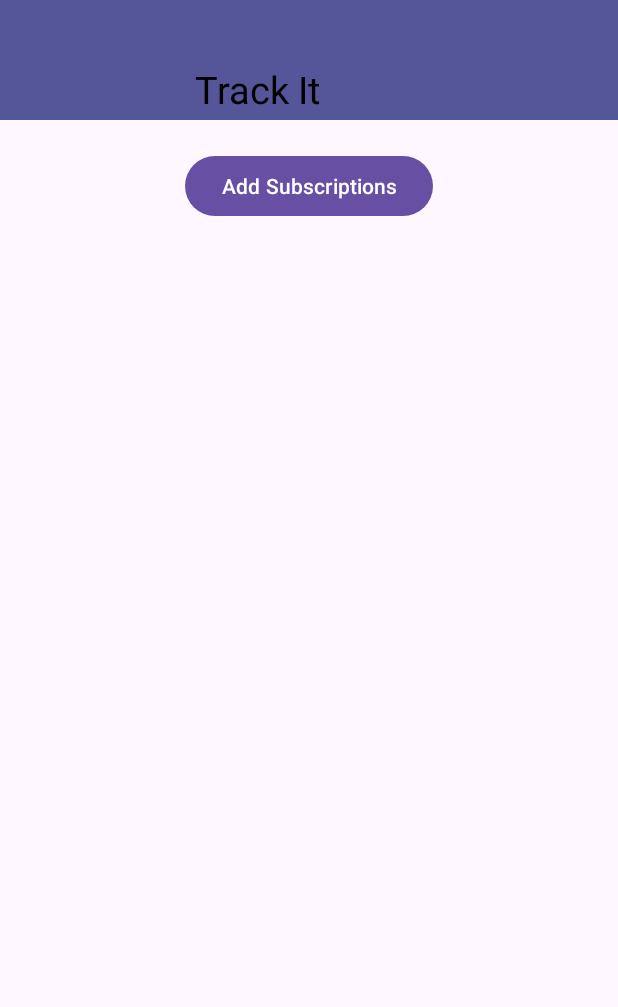
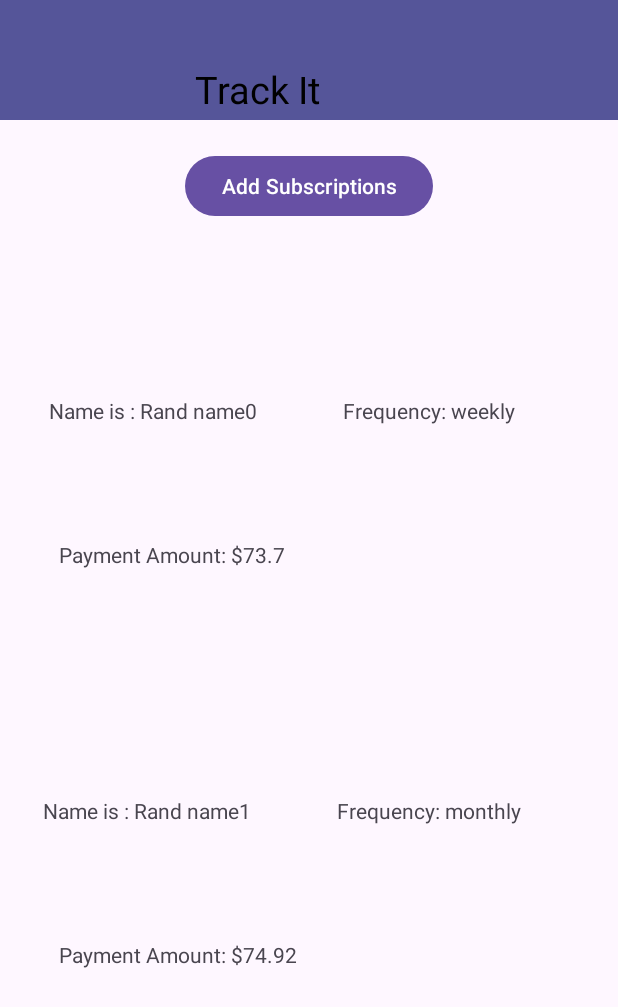
Before and after one commit to hassannauman123/Subscription-Tracker-Android-Application, an Android app: the screen it shows after launch (MainActivity), on a phone screen of 412 x 824 dp. Shown: the top 1007 px of the screen. Run offline under Robolectric (Android 15) with nearby library versions, the phone set to English and light mode, and no system bars.

Commit message:
Everything is working right now!

```diff
--- a/app/src/main/java/com/track_it/Presentation/AddSubscriptionActivity.java
+++ b/app/src/main/java/com/track_it/Presentation/AddSubscriptionActivity.java
@@ -38,6 +38,7 @@ public class AddSubscriptionActivity extends AppCompatActivity {
         super.onCreate(savedInstanceState);
         setContentView(R.layout.add_subscription);
 
+
         handler = new AddSubscriptionHandler();
 
 
@@ -46,11 +47,7 @@ public class AddSubscriptionActivity extends AppCompatActivity {
         button.setOnClickListener(new View.OnClickListener() {
             public void onClick(View v) {
 
-
                 clickedAddSubscriptionuttoButton(v); // Run this function when the user clicks the add subscription button.
-
-                //setContentView(R.layout.activity_main);
-                //finish();
 
             }
         });
@@ -61,12 +58,11 @@ public class AddSubscriptionActivity extends AppCompatActivity {
         button.setOnClickListener(new View.OnClickListener() {
             public void onClick(View v) {
 
-                setContentView(R.layout.activity_main);
+                setContentView(R.layout.activity_main); // Switch screen to display main page
                 finish();
 
             }
         });
-
 
 
 
--- a/app/src/main/java/com/track_it/Presentation/MainActivity.java
+++ b/app/src/main/java/com/track_it/Presentation/MainActivity.java
@@ -1,11 +1,28 @@
 package com.track_it.Presentation;
+
 import androidx.appcompat.app.AppCompatActivity;
+
+import android.content.Context;
 import android.os.Bundle;
+import android.view.LayoutInflater;
 import android.view.View;
 import android.widget.Button;
+
 import com.track_it.R;
+import com.track_it.domainObject.SubscriptionObj;
+import com.track_it.persistence.DataBase;
+
 import android.content.Intent;
+import android.widget.LinearLayout;
+import android.widget.ListView;
+import android.widget.RelativeLayout;
+import android.widget.ScrollView;
+import android.widget.TextView;
+
 import androidx.appcompat.widget.Toolbar;
+
+import java.util.ArrayList;
+import java.util.List;
 
 
 public class MainActivity extends AppCompatActivity {
@@ -13,23 +30,97 @@ public class MainActivity extends AppCompatActivity {
     @Override // Make sure this function is overriding some default onCreate method
     protected void onCreate(Bundle savedInstanceState)  // when this crated
     {
+        DataBase.fillFakeData();
+
         super.onCreate(savedInstanceState);
-        setContentView(R.layout.activity_main); // Switch screen to display main page
-
-        //Toolbar toolbar = findViewById(R.id.toolbar);
-        //setSupportActionBar(toolbar);
+        setContentView(R.layout.activity_main); // Switch screen to display main pag
+        displayAllSubscriptions();
 
 
-        //Button sections:
+
+        //Button sections
+
         // Target subscription button, and switch to that intent when clicked
-        Button button = (Button) findViewById(R.id.button_subscription);
+        Button button = (Button) this.findViewById(R.id.button_subscription);
+
+
         button.setOnClickListener(new View.OnClickListener() {
             public void onClick(View v) {
+
                 Intent intent = new Intent(MainActivity.this, AddSubscriptionActivity.class);
+
                 startActivity(intent);
+
 
             }
         });
+
+
+    }
+
+    protected void onRestart() {
+        super.onRestart();
+        displayAllSubscriptions();
+
+    }
+
+    private void displayAllSubscriptions() {
+
+        DataBase DBHelper = new DataBase();
+
+        // Clear everything previously in list
+        LinearLayout sv = (LinearLayout) this.findViewById(R.id.subscription_list);
+        sv.removeAllViews();
+
+        ArrayList<SubscriptionObj> listOfSubs = DBHelper.getAllSubscriptions();
+
+        for ( int i =0 ; i <listOfSubs.size(); i++ )
+        {
+
+
+            // Current subscription object we are working on
+            SubscriptionObj curr = listOfSubs.get(i);
+
+            // Create a new box to display subscription
+            View subscriptionBox = getLayoutInflater().inflate(R.layout.subscription_box, sv, false);
+
+
+            // Set Name of subscription
+            TextView targetName =  subscriptionBox.findViewById(R.id.subscription_name);
+            targetName.setText("Name is : " + curr.getName());
+
+
+            // Set Frequency
+            TextView targetFrequency =  subscriptionBox.findViewById(R.id.subscription_frequency);
+            targetFrequency.setText("Frequency: " + curr.getPaymentFrequency());
+
+
+
+            // Set Payment amount
+            TextView targetPaymentAmount =  subscriptionBox.findViewById(R.id.subscription_amount);
+            targetPaymentAmount.setText("Payment Amount: $" + curr.getPaymentDollars() + "." +  curr.getPaymentCents() );
+
+
+
+            //Set ID
+            subscriptionBox.setId(i);
+
+
+            subscriptionBox.setOnLongClickListener(
+                new View.OnLongClickListener()
+                {
+                    public boolean onLongClick(View v)
+                    {
+                       //Intent newIntenter =
+
+                        return true;
+                    }
+                }
+            );
+
+
+            sv.addView(subscriptionBox);
+        }
     }
 
 }
--- a/app/src/main/java/com/track_it/domainObject/SubscriptionObj.java
+++ b/app/src/main/java/com/track_it/domainObject/SubscriptionObj.java
@@ -8,8 +8,9 @@ public class SubscriptionObj
     public static final String WEEKLY = "weekly";
     public static final String MONTHLY = "monthly";
     public static final String YEARLY = "yearly";
+    private static String[] ALLOWABLE_FREQUENCIES = {WEEKLY,MONTHLY,YEARLY};
 
-
+    private static int NUM_FREQUENCIES = 3;
 
 
 
@@ -23,6 +24,7 @@ public class SubscriptionObj
         this.name = inputName;
         this.paymentInCents = inputPayments;
         this.paymentFrequency = inputPaymentFrequency;
+        System.out.println("Payment is " + inputPayments);
     }
 
     public int getID()
@@ -35,6 +37,26 @@ public class SubscriptionObj
         uniqueId = inputID;
 
     }
+
+    public static int getNumFrequencies()
+    {
+        return NUM_FREQUENCIES;
+    }
+
+    public static String[] getFrequencyList()
+    {
+        String returnArray[] = new String[NUM_FREQUENCIES];
+
+        for (int i=0 ; i < returnArray.length; i++)
+        {
+            returnArray[i] = ALLOWABLE_FREQUENCIES[i];
+        }
+
+        return returnArray;
+    }
+
+
+
 
     public SubscriptionObj copy()
     {
@@ -53,12 +75,20 @@ public class SubscriptionObj
     public String getPaymentFrequency()
     {
         return paymentFrequency;
-
     }
 
-    public int getPaymentInCents()
+    public int getTotalPaymentInCents()
     {
         return paymentInCents;
+    }
+    public int getPaymentDollars()
+    {
+        return paymentInCents / 100;
+    }
+
+    public int getPaymentCents()
+    {
+        return   paymentInCents -  ( paymentInCents / 100) *100 ;
     }
 
 
--- a/app/src/main/java/com/track_it/logic/AddSubscriptionHandler.java
+++ b/app/src/main/java/com/track_it/logic/AddSubscriptionHandler.java
@@ -13,7 +13,7 @@ public class AddSubscriptionHandler extends SubscriptionHandler {
 
         validateName(subscriptionToAdd.getName());
         validateFrequency(subscriptionToAdd.getPaymentFrequency());
-        validatePaymentAmount(subscriptionToAdd.getPaymentInCents());
+        validatePaymentAmount(subscriptionToAdd.getTotalPaymentInCents());
 
         DataBase dataBaseHandler = new DataBase();
 
--- a/app/src/main/java/com/track_it/persistence/DataBase.java
+++ b/app/src/main/java/com/track_it/persistence/DataBase.java
@@ -1,10 +1,12 @@
 package com.track_it.persistence;
 import com.track_it.domainObject.*;
 import com.track_it.exception.*;  // Add this back later, android is acting really strange right now
+import com.track_it.logic.AddSubscriptionHandler;
+import com.track_it.logic.SubscriptionHandler;
 
 import java.util.ArrayList;
 
-
+;
 
 
 public class DataBase {
@@ -35,11 +37,43 @@ public class DataBase {
             throw new DataBaseFullException("You literally added " +  Integer.MAX_VALUE  + " number of subscriptions, and now the database is full");
         }
 
+
         inputSubscription.setID(dataBaseCount); // The database layer will ultimately determine the unique id, as it will be used as primary index for the sql tables
         subscriptionDB.add(inputSubscription);
         dataBaseCount++;
     }
 
+
+    // A temporary fake Data filler.
+    public static void fillFakeData()
+    {
+
+        String FrequencyList[] = SubscriptionObj.getFrequencyList();
+        int numFrequency = SubscriptionObj.getNumFrequencies();
+        AddSubscriptionHandler subHandler = new AddSubscriptionHandler();
+
+        for (int i =0 ; i < 10; i++)
+        {
+
+
+            try {
+                String inputName = "Rand name" + i;
+                String frequency = FrequencyList[i % numFrequency];
+                int payment = (int) (Math.random() * 10000 + 1);
+                SubscriptionObj currSub = new SubscriptionObj(inputName, payment,frequency);
+                subHandler.addSubscription(currSub);
+
+            }
+            catch (Exception e)
+            {
+                System.out.println("ERROR WITH MAKING FAKE DATA!!: " +   e);
+                assert(true); // Just make the app crash for now
+            }
+
+        }
+
+
+    }
 
     public ArrayList<SubscriptionObj> getAllSubscriptions()
     {
@@ -50,7 +84,6 @@ public class DataBase {
         for ( int i =0 ; i < subscriptionDB.size(); i++)
         {
             SubscriptionObj copyOfSubscription = subscriptionDB.get(i).copy();
-
             returnListOfSubscriptions.add(copyOfSubscription);
 
         }
--- a/app/src/main/res/layout/activity_main.xml
+++ b/app/src/main/res/layout/activity_main.xml
@@ -4,13 +4,16 @@
 <RelativeLayout xmlns:android="http://schemas.android.com/apk/res/android"
     xmlns:app="http://schemas.android.com/apk/res-auto"
     xmlns:tools="http://schemas.android.com/tools"
+    android:id="@+id/main_page"
     android:layout_width="match_parent"
     android:layout_height="match_parent"
     tools:context=".Presentation.MainActivity">
 
+
     <include
         android:id="@+id/toolbar"
         layout="@layout/toolbar" />
+
 
     <Button
         android:id="@+id/button_subscription"
@@ -24,4 +27,32 @@
         app:layout_constraintEnd_toEndOf="parent"
         tools:layout_editor_absoluteY="38dp" />
 
+    <ScrollView
+        android:id="@+id/none"
+        android:layout_width="339dp"
+        android:layout_height="wrap_content"
+        android:layout_alignParentStart="true"
+        android:layout_alignParentTop="true"
+        android:layout_alignParentBottom="true"
+        android:layout_centerHorizontal="true"
+        android:layout_marginStart="23dp"
+        android:layout_marginTop="192dp"
+        android:layout_marginBottom="149dp">
+
+        <LinearLayout
+            android:id="@+id/subscription_list"
+            android:layout_width="match_parent"
+            android:layout_height="wrap_content"
+            android:orientation="vertical">
+
+
+            <include
+                android:id="@+id/toolbar33"
+                layout="@layout/subscription_box" />
+
+
+        </LinearLayout>
+    </ScrollView>
+
+
 </RelativeLayout>
--- a/app/src/main/res/layout/add_subscription.xml
+++ b/app/src/main/res/layout/add_subscription.xml
@@ -173,4 +173,7 @@
         app:layout_constraintTop_toTopOf="parent" />
 
 
+
+
+
 </androidx.constraintlayout.widget.ConstraintLayout>
--- /dev/null
+++ b/app/src/main/res/layout/subscription_box.xml
@@ -0,0 +1,44 @@
+<?xml version="1.0" encoding="utf-8"?>
+<androidx.constraintlayout.widget.ConstraintLayout xmlns:android="http://schemas.android.com/apk/res/android"
+    xmlns:app="http://schemas.android.com/apk/res-auto"
+    xmlns:tools="http://schemas.android.com/tools"
+    android:layout_width="match_parent"
+    android:layout_height="400px">
+
+
+    <TextView
+        android:id="@+id/subscription_name"
+        android:layout_width="wrap_content"
+        android:layout_height="wrap_content"
+        android:layout_marginStart="16dp"
+        android:layout_marginTop="16dp"
+        android:layout_marginEnd="57dp"
+        android:layout_marginBottom="20dp"
+        android:text="Name: James bond"
+        app:layout_constraintBottom_toTopOf="@+id/subscription_amount"
+        app:layout_constraintEnd_toStartOf="@+id/subscription_frequency"
+        app:layout_constraintStart_toStartOf="parent"
+        app:layout_constraintTop_toTopOf="parent" />
+
+    <TextView
+        android:id="@+id/subscription_amount"
+        android:layout_width="wrap_content"
+        android:layout_height="wrap_content"
+        android:layout_marginStart="16dp"
+        android:layout_marginBottom="23dp"
+        android:text="Payment Amount: $70.00"
+        app:layout_constraintBottom_toBottomOf="parent"
+        app:layout_constraintStart_toStartOf="parent"
+        app:layout_constraintTop_toBottomOf="@+id/subscription_name" />
+
+    <TextView
+        android:id="@+id/subscription_frequency"
+        android:layout_width="wrap_content"
+        android:layout_height="wrap_content"
+        android:layout_marginEnd="26dp"
+        android:text="Frequency: Monthly"
+        app:layout_constraintBottom_toBottomOf="@+id/subscription_name"
+        app:layout_constraintEnd_toEndOf="parent"
+        app:layout_constraintStart_toEndOf="@+id/subscription_name"
+        app:layout_constraintTop_toTopOf="@+id/subscription_name" />
+</androidx.constraintlayout.widget.ConstraintLayout>
```
